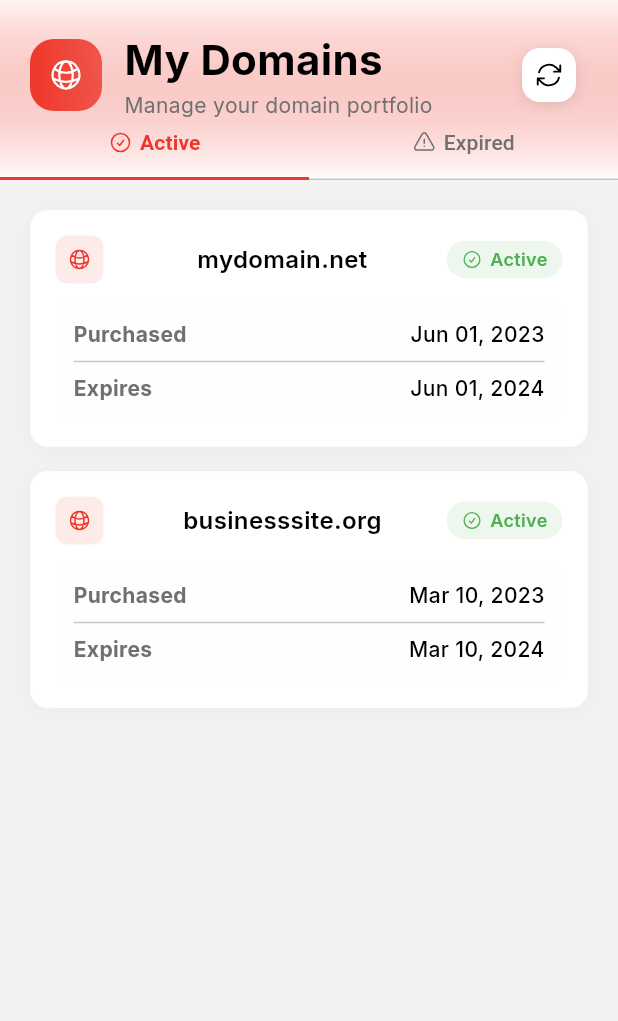
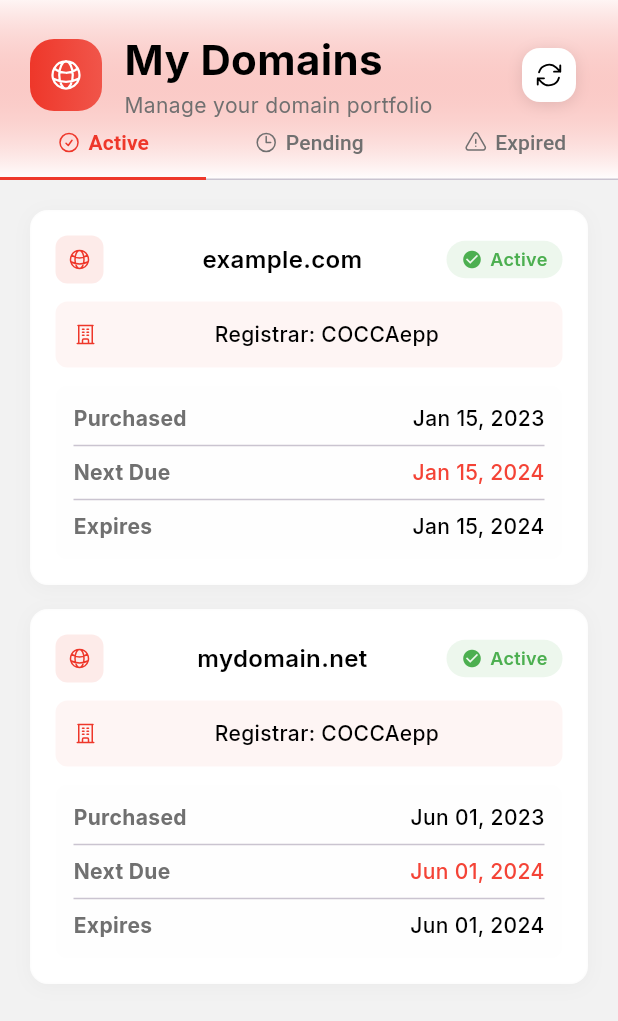
Before and after one commit to nalugala-vc/STACKOVERFLOWERS, a Flutter app: the MyDomainsPage screen opened directly, on a phone screen of 412 x 824 dp. Shown: the top 1021 px of the screen. Run offline on Flutter 3.47's test engine with Material 3 defaults, Android fonts, the phone set to English and light mode, and no system bars; drawn by our look-alikes of flutter_slidable; our stand-ins replace country_code_picker, country_picker, flutter_otp_text_field, fpdart, get, google_fonts and 2 more; missing offline and left inert: chat_gpt_sdk; accounts and stored records are empty; network calls fail.

Commit message:
fetch and display user domains

```diff
--- a/lib/core/api/endpoints.dart
+++ b/lib/core/api/endpoints.dart
@@ -11,6 +11,7 @@ class Endpoints {
   //Domain
   static const String domainSearch = '/api/domains/search';
   static const String domainSuggestions = '/api/domains/suggestions';
+  static const String userDomains = '/api/user/domains';
 
   //Cart
   static const String cart = '/api/cart';
--- a/lib/features/domain_core/models/models.dart
+++ b/lib/features/domain_core/models/models.dart
@@ -3,6 +3,7 @@ export 'cart.dart';
 export 'domain_shared.dart';
 export 'domain_search.dart';
 export 'domain_suggestion.dart';
+export 'user_domain.dart';
 export '../repository/cart_repository.dart';
 export '../utils/domain_converter.dart';
 
--- a/lib/features/domain_core/models/user_domain.dart
+++ b/lib/features/domain_core/models/user_domain.dart
@@ -1,48 +1,227 @@
 class UserDomain {
-  final String name;
-  final DateTime purchaseDate;
-  final DateTime expiryDate;
-  final double renewalPrice;
-  final bool isExpired;
-  final List<String> nameservers;
-  final List<String> privateNameservers;
-  final bool registrarLock;
+  final int id;
+  final int userId;
+  final int orderId;
+  final String regType;
+  final String domainName;
+  final String registrar;
+  final int regPeriod;
+  final String firstPaymentAmount;
+  final String recurringAmount;
+  final String paymentMethod;
+  final String paymentMethodName;
+  final DateTime regDate;
+  final DateTime? expiryDate;
+  final DateTime nextDueDate;
+  final String status;
+  final String subscriptionId;
+  final int promoId;
+  final bool dnsManagement;
+  final bool emailForwarding;
+  final bool idProtection;
+  final bool doNotRenew;
+  final String notes;
 
   UserDomain({
-    required this.name,
-    required this.purchaseDate,
-    required this.expiryDate,
-    required this.renewalPrice,
-    required this.isExpired,
-    this.nameservers = const ['ns1.example.com', 'ns2.example.com'],
-    this.privateNameservers = const [],
-    this.registrarLock = true,
+    required this.id,
+    required this.userId,
+    required this.orderId,
+    required this.regType,
+    required this.domainName,
+    required this.registrar,
+    required this.regPeriod,
+    required this.firstPaymentAmount,
+    required this.recurringAmount,
+    required this.paymentMethod,
+    required this.paymentMethodName,
+    required this.regDate,
+    this.expiryDate,
+    required this.nextDueDate,
+    required this.status,
+    required this.subscriptionId,
+    required this.promoId,
+    required this.dnsManagement,
+    required this.emailForwarding,
+    required this.idProtection,
+    required this.doNotRenew,
+    required this.notes,
   });
 
-  // Dummy data generator
+  // Computed properties
+  bool get isActive => status.toLowerCase() == 'active';
+  bool get isPending => status.toLowerCase() == 'pending';
+  bool get isExpired => status.toLowerCase() == 'expired';
+
+  // For backward compatibility
+  String get name => domainName;
+  DateTime get purchaseDate => regDate;
+  double get renewalPrice => double.tryParse(recurringAmount) ?? 0.0;
+
+  // Additional properties for backward compatibility
+  List<String> get nameservers => [
+    'ns1.example.com',
+    'ns2.example.com',
+  ]; // Default nameservers
+  List<String> get privateNameservers => []; // Empty by default
+  bool get registrarLock => true; // Default to true
+
+  factory UserDomain.fromJson(Map<String, dynamic> json) {
+    return UserDomain(
+      id: json['id'] ?? 0,
+      userId: json['userid'] ?? 0,
+      orderId: json['orderid'] ?? 0,
+      regType: json['regtype'] ?? '',
+      domainName: json['domainname'] ?? '',
+      registrar: json['registrar'] ?? '',
+      regPeriod: json['regperiod'] ?? 0,
+      firstPaymentAmount: json['firstpaymentamount'] ?? '0.00',
+      recurringAmount: json['recurringamount'] ?? '0.00',
+      paymentMethod: json['paymentmethod'] ?? '',
+      paymentMethodName: json['paymentmethodname'] ?? '',
+      regDate: DateTime.tryParse(json['regdate'] ?? '') ?? DateTime.now(),
+      expiryDate:
+          json['expirydate'] != null && json['expirydate'] != '0000-00-00'
+              ? DateTime.tryParse(json['expirydate'])
+              : null,
+      nextDueDate:
+          DateTime.tryParse(json['nextduedate'] ?? '') ?? DateTime.now(),
+      status: json['status'] ?? '',
+      subscriptionId: json['subscriptionid'] ?? '',
+      promoId: json['promoid'] ?? 0,
+      dnsManagement: json['dnsmanagement'] == 1,
+      emailForwarding: json['emailforwarding'] == 1,
+      idProtection: json['idprotection'] == 1,
+      doNotRenew: json['donotrenew'] == 1,
+      notes: json['notes'] ?? '',
+    );
+  }
+
+  Map<String, dynamic> toJson() {
+    return {
+      'id': id,
+      'userid': userId,
+      'orderid': orderId,
+      'regtype': regType,
+      'domainname': domainName,
+      'registrar': registrar,
+      'regperiod': regPeriod,
+      'firstpaymentamount': firstPaymentAmount,
+      'recurringamount': recurringAmount,
+      'paymentmethod': paymentMethod,
+      'paymentmethodname': paymentMethodName,
+      'regdate': regDate.toIso8601String(),
+      'expirydate': expiryDate?.toIso8601String(),
+      'nextduedate': nextDueDate.toIso8601String(),
+      'status': status,
+      'subscriptionid': subscriptionId,
+      'promoid': promoId,
+      'dnsmanagement': dnsManagement ? 1 : 0,
+      'emailforwarding': emailForwarding ? 1 : 0,
+      'idprotection': idProtection ? 1 : 0,
+      'donotrenew': doNotRenew ? 1 : 0,
+      'notes': notes,
+    };
+  }
+
+  // Dummy data generator for backward compatibility
   static List<UserDomain> getDummyDomains() {
     return [
       UserDomain(
-        name: 'example.com',
-        purchaseDate: DateTime(2023, 1, 15),
+        id: 1,
+        userId: 8,
+        orderId: 67,
+        regType: 'Register',
+        domainName: 'example.com',
+        registrar: 'COCCAepp',
+        regPeriod: 1,
+        firstPaymentAmount: '12.99',
+        recurringAmount: '12.99',
+        paymentMethod: 'mpesa',
+        paymentMethodName: 'M-Pesa',
+        regDate: DateTime(2023, 1, 15),
         expiryDate: DateTime(2024, 1, 15),
-        renewalPrice: 12.99,
-        isExpired: true,
+        nextDueDate: DateTime(2024, 1, 15),
+        status: 'Active',
+        subscriptionId: '',
+        promoId: 0,
+        dnsManagement: true,
+        emailForwarding: true,
+        idProtection: true,
+        doNotRenew: false,
+        notes: '',
       ),
       UserDomain(
-        name: 'mydomain.net',
-        purchaseDate: DateTime(2023, 6, 1),
+        id: 2,
+        userId: 8,
+        orderId: 69,
+        regType: 'Register',
+        domainName: 'mydomain.net',
+        registrar: 'COCCAepp',
+        regPeriod: 1,
+        firstPaymentAmount: '14.99',
+        recurringAmount: '14.99',
+        paymentMethod: 'mpesa',
+        paymentMethodName: 'M-Pesa',
+        regDate: DateTime(2023, 6, 1),
         expiryDate: DateTime(2024, 6, 1),
-        renewalPrice: 14.99,
-        isExpired: false,
-      ),
-      UserDomain(
-        name: 'businesssite.org',
-        purchaseDate: DateTime(2023, 3, 10),
-        expiryDate: DateTime(2024, 3, 10),
-        renewalPrice: 11.99,
-        isExpired: false,
+        nextDueDate: DateTime(2024, 6, 1),
+        status: 'Active',
+        subscriptionId: '',
+        promoId: 0,
+        dnsManagement: false,
+        emailForwarding: false,
+        idProtection: false,
+        doNotRenew: false,
+        notes: '',
       ),
     ];
   }
 }
+
+// API Response Model
+class UserDomainsResponse {
+  final String result;
+  final String clientId;
+  final String domainId;
+  final int totalResults;
+  final int startNumber;
+  final int numReturned;
+  final List<UserDomain> domains;
+
+  UserDomainsResponse({
+    required this.result,
+    required this.clientId,
+    required this.domainId,
+    required this.totalResults,
+    required this.startNumber,
+    required this.numReturned,
+    required this.domains,
+  });
+
+  factory UserDomainsResponse.fromJson(Map<String, dynamic> json) {
+    final domainsData = json['domains'] as Map<String, dynamic>?;
+    final domainList = domainsData?['domain'] as List<dynamic>? ?? [];
+
+    return UserDomainsResponse(
+      result: json['result'] ?? '',
+      clientId: json['clientid'] ?? '',
+      domainId: json['domainid'] ?? '',
+      totalResults: json['totalresults'] ?? 0,
+      startNumber: json['startnumber'] ?? 0,
+      numReturned: json['numreturned'] ?? 0,
+      domains: domainList.map((domain) => UserDomain.fromJson(domain)).toList(),
+    );
+  }
+
+  Map<String, dynamic> toJson() {
+    return {
+      'result': result,
+      'clientid': clientId,
+      'domainid': domainId,
+      'totalresults': totalResults,
+      'startnumber': startNumber,
+      'numreturned': numReturned,
+      'domains': {'domain': domains.map((domain) => domain.toJson()).toList()},
+    };
+  }
+}
--- a/lib/features/domain_core/views/my_domains_page.dart
+++ b/lib/features/domain_core/views/my_domains_page.dart
@@ -6,6 +6,7 @@ import 'package:intl/intl.dart';
 import 'package:kenic/core/utils/fonts/inter.dart';
 import 'package:kenic/core/utils/spacers/spacers.dart';
 import 'package:kenic/core/utils/theme/app_pallete.dart';
+import 'package:kenic/core/utils/widgets/empty_widget.dart';
 import 'package:kenic/features/domain_core/controllers/domain_controller.dart';
 import 'package:kenic/features/domain_core/models/user_domain.dart';
 import 'package:kenic/features/domain_core/views/domain_settings_page.dart';
@@ -25,7 +26,7 @@ class _MyDomainsPageState extends State<MyDomainsPage>
   @override
   void initState() {
     super.initState();
-    _tabController = TabController(length: 2, vsync: this);
+    _tabController = TabController(length: 3, vsync: this);
     _tabController.addListener(() {
       domainController.switchTab(_tabController.index);
     });
@@ -179,6 +180,16 @@ class _MyDomainsPageState extends State<MyDomainsPage>
                         child: Row(
                           mainAxisAlignment: MainAxisAlignment.center,
                           children: [
+                            const HeroIcon(HeroIcons.clock, size: 16),
+                            spaceW5,
+                            const Text('Pending'),
+                          ],
+                        ),
+                      ),
+                      Tab(
+                        child: Row(
+                          mainAxisAlignment: MainAxisAlignment.center,
+                          children: [
                             const HeroIcon(
                               HeroIcons.exclamationTriangle,
                               size: 16,
@@ -198,15 +209,16 @@ class _MyDomainsPageState extends State<MyDomainsPage>
         body: TabBarView(
           controller: _tabController,
           children: [
-            _buildDomainsList(isExpired: false),
-            _buildDomainsList(isExpired: true),
+            _buildDomainsList(domainType: 'active'),
+            _buildDomainsList(domainType: 'pending'),
+            _buildDomainsList(domainType: 'expired'),
           ],
         ),
       ),
     );
   }
 
-  Widget _buildDomainsList({required bool isExpired}) {
+  Widget _buildDomainsList({required String domainType}) {
     return Obx(() {
       if (domainController.isLoading.value) {
         return const Center(
@@ -214,13 +226,23 @@ class _MyDomainsPageState extends State<MyDomainsPage>
         );
       }
 
-      final domains =
-          isExpired
-              ? domainController.expiredDomains
-              : domainController.activeDomains;
+      List<UserDomain> domains;
+      switch (domainType) {
+        case 'active':
+          domains = domainController.activeDomains;
+          break;
+        case 'pending':
+          domains = domainController.pendingDomains;
+          break;
+        case 'expired':
+          domains = domainController.expiredDomains;
+          break;
+        default:
+          domains = [];
+      }
 
       if (domains.isEmpty) {
-        return _buildEmptyState(isExpired);
+        return _buildEmptyState(domainType);
       }
 
       return RefreshIndicator(
@@ -237,45 +259,35 @@ class _MyDomainsPageState extends State<MyDomainsPage>
     });
   }
 
-  Widget _buildEmptyState(bool isExpired) {
+  Widget _buildEmptyState(String domainType) {
+    String title;
+    String description;
+
+    switch (domainType) {
+      case 'active':
+        title = 'No active domains';
+        description = 'You haven\'t registered any domains yet';
+        break;
+      case 'pending':
+        title = 'No pending domains';
+        description = 'All your domain registrations are complete';
+        break;
+      case 'expired':
+        title = 'No expired domains';
+        description = 'All your domains are active and up to date';
+        break;
+      default:
+        title = 'No domains found';
+        description = 'Start by searching for available domains';
+    }
+
     return Center(
       child: Padding(
         padding: const EdgeInsets.all(40),
         child: Column(
           mainAxisAlignment: MainAxisAlignment.center,
           children: [
-            Container(
-              padding: const EdgeInsets.all(20),
-              decoration: BoxDecoration(
-                color: AppPallete.kenicGrey.withOpacity(0.3),
-                shape: BoxShape.circle,
-              ),
-              child: HeroIcon(
-                isExpired
-                    ? HeroIcons.exclamationTriangle
-                    : HeroIcons.checkCircle,
-                size: 60,
-                color: AppPallete.greyColor,
-              ),
-            ),
-            spaceH20,
-            Inter(
-              text: isExpired ? 'No expired domains' : 'No active domains',
-              fontSize: 20,
-              fontWeight: FontWeight.w600,
-              textColor: AppPallete.kenicBlack,
-            ),
-            spaceH10,
-            Inter(
-              text:
-                  isExpired
-                      ? 'All your domains are active'
-                      : 'You haven\'t registered any domains yet',
-              fontSize: 16,
-              fontWeight: FontWeight.normal,
-              textColor: AppPallete.greyColor,
-              textAlignment: TextAlign.center,
-            ),
+            EmptyWidget(title: title, description: description),
             spaceH30,
             ElevatedButton(
               onPressed: () => Get.offAllNamed('/search'),
@@ -355,7 +367,7 @@ class _MyDomainsPageState extends State<MyDomainsPage>
                       spaceW10,
                       Expanded(
                         child: Inter(
-                          text: domain.name,
+                          text: domain.domainName,
                           fontSize: 16,
                           fontWeight: FontWeight.w600,
                           textColor: AppPallete.kenicBlack,
@@ -367,30 +379,25 @@ class _MyDomainsPageState extends State<MyDomainsPage>
                           vertical: 4,
                         ),
                         decoration: BoxDecoration(
-                          color:
-                              domain.isExpired
-                                  ? Colors.red.withOpacity(0.1)
-                                  : Colors.green.withOpacity(0.1),
+                          color: _getStatusColor(
+                            domain.status,
+                          ).withOpacity(0.1),
                           borderRadius: BorderRadius.circular(20),
                         ),
                         child: Row(
                           mainAxisSize: MainAxisSize.min,
                           children: [
-                            HeroIcon(
-                              domain.isExpired
-                                  ? HeroIcons.exclamationTriangle
-                                  : HeroIcons.checkCircle,
+                            Icon(
+                              _getStatusIcon(domain.status),
                               size: 14,
-                              color:
-                                  domain.isExpired ? Colors.red : Colors.green,
+                              color: _getStatusColor(domain.status),
                             ),
                             spaceW5,
                             Inter(
-                              text: domain.isExpired ? 'Expired' : 'Active',
+                              text: domain.status,
                               fontSize: 12,
                               fontWeight: FontWeight.w600,
-                              textColor:
-                                  domain.isExpired ? Colors.red : Colors.green,
+                              textColor: _getStatusColor(domain.status),
                             ),
                           ],
                         ),
@@ -398,6 +405,37 @@ class _MyDomainsPageState extends State<MyDomainsPage>
                     ],
                   ),
                   spaceH12,
+
+                  // Registrar information
+                  if (domain.registrar.isNotEmpty) ...[
+                    Container(
+                      padding: const EdgeInsets.all(12),
+                      decoration: BoxDecoration(
+                        color: AppPallete.kenicRed.withOpacity(0.05),
+                        borderRadius: BorderRadius.circular(8),
+                      ),
+                      child: Row(
+                        children: [
+                          const HeroIcon(
+                            HeroIcons.buildingOffice,
+                            size: 16,
+                            color: AppPallete.kenicRed,
+                          ),
+                          spaceW8,
+                          Expanded(
+                            child: Inter(
+                              text: 'Registrar: ${domain.registrar}',
+                              fontSize: 14,
+                              fontWeight: FontWeight.w500,
+                              textColor: AppPallete.kenicBlack,
+                            ),
+                          ),
+                        ],
+                      ),
+                    ),
+                    spaceH12,
+                  ],
+
                   // Dates and info
                   Container(
                     padding: const EdgeInsets.all(12),
@@ -409,19 +447,28 @@ class _MyDomainsPageState extends State<MyDomainsPage>
                       children: [
                         _buildInfoRow(
                           'Purchased',
-                          DateFormat(
-                            'MMM dd, yyyy',
-                          ).format(domain.purchaseDate),
+                          DateFormat('MMM dd, yyyy').format(domain.regDate),
                         ),
                         const Divider(height: 16),
                         _buildInfoRow(
-                          'Expires',
-                          DateFormat('MMM dd, yyyy').format(domain.expiryDate),
-                          valueColor: domain.isExpired ? Colors.red : null,
+                          'Next Due',
+                          DateFormat('MMM dd, yyyy').format(domain.nextDueDate),
+                          valueColor: _getNextDueDateColor(domain.nextDueDate),
                         ),
+                        if (domain.expiryDate != null) ...[
+                          const Divider(height: 16),
+                          _buildInfoRow(
+                            'Expires',
+                            DateFormat(
+                              'MMM dd, yyyy',
+                            ).format(domain.expiryDate!),
+                            valueColor: domain.isExpired ? Colors.red : null,
+                          ),
+                        ],
                       ],
                     ),
                   ),
+
                   if (domain.isExpired) ...[
                     spaceH12,
                     SizedBox(
@@ -433,7 +480,7 @@ class _MyDomainsPageState extends State<MyDomainsPage>
                             arguments: {
                               'amount': domain.renewalPrice,
                               'isRenewal': true,
-                              'domain': domain.name,
+                              'domain': domain.domainName,
                             },
                           );
                         },
@@ -461,6 +508,35 @@ class _MyDomainsPageState extends State<MyDomainsPage>
     );
   }
 
+  Widget _buildFeatureChip(String label, IconData icon) {
+    return Container(
+      padding: const EdgeInsets.symmetric(horizontal: 8, vertical: 4),
+      decoration: BoxDecoration(
+        color: AppPallete.kenicRed.withOpacity(0.1),
+        borderRadius: BorderRadius.circular(12),
+        border: Border.all(
+          color: AppPallete.kenicRed.withOpacity(0.3),
+          width: 1,
+        ),
+      ),
+      child: Row(
+        mainAxisSize: MainAxisSize.min,
+        children: [
+          Icon(icon, size: 12, color: AppPallete.kenicRed),
+          spaceW8,
+          Text(
+            label,
+            style: TextStyle(
+              fontSize: 11,
+              color: AppPallete.kenicRed,
+              fontWeight: FontWeight.w500,
+            ),
+          ),
+        ],
+      ),
+    );
+  }
+
   Widget _buildInfoRow(String label, String value, {Color? valueColor}) {
     return Row(
       mainAxisAlignment: MainAxisAlignment.spaceBetween,
@@ -475,4 +551,43 @@ class _MyDomainsPageState extends State<MyDomainsPage>
       ],
     );
   }
+
+  Color _getStatusColor(String status) {
+    switch (status.toLowerCase()) {
+      case 'active':
+        return Colors.green;
+      case 'pending':
+        return Colors.orange;
+      case 'expired':
+        return Colors.red;
+      default:
+        return AppPallete.greyColor;
+    }
+  }
+
+  IconData _getStatusIcon(String status) {
+    switch (status.toLowerCase()) {
+      case 'active':
+        return Icons.check_circle;
+      case 'pending':
+        return Icons.access_time;
+      case 'expired':
+        return Icons.warning;
+      default:
+        return Icons.help;
+    }
+  }
+
+  Color _getNextDueDateColor(DateTime nextDueDate) {
+    final now = DateTime.now();
+    final difference = nextDueDate.difference(now).inDays;
+
+    if (difference < 0) {
+      return Colors.red; // Overdue
+    } else if (difference <= 30) {
+      return Colors.orange; // Due soon
+    } else {
+      return Colors.green; // Not due soon
+    }
+  }
 }
```
Also changed, not shown: lib/features/domain_core/controllers/domain_controller.dart (+31 -7 lines), lib/features/domain_core/repository/user_domains_repository.dart (added, +57 -0 lines), lib/features/domain_core/views/domain_settings_page.dart (+17 -12 lines).
